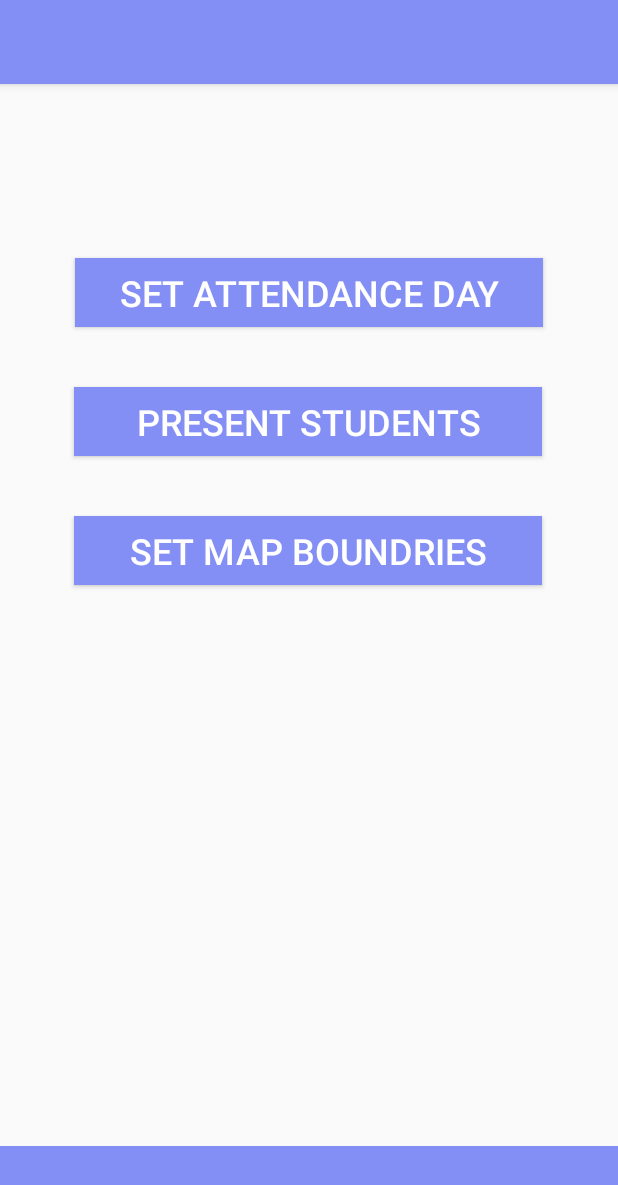
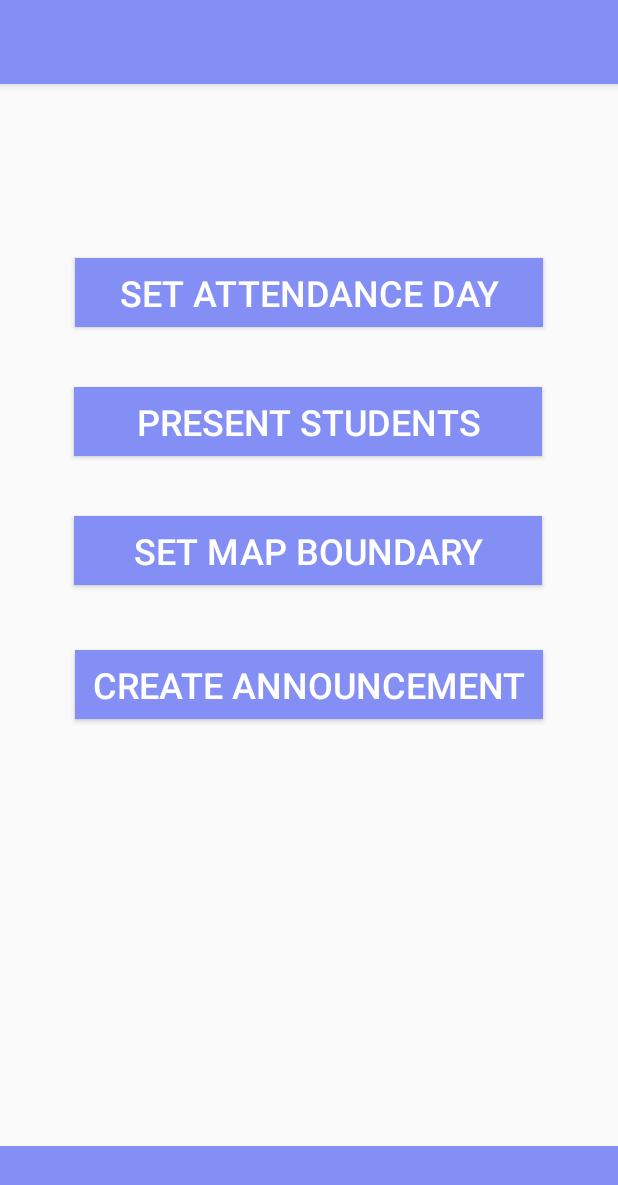
Before and after one commit to ksuhr1/CMPS115-Etendence, an Android app: the DayView screen opened directly, with no data from a screen before it, on a phone screen of 412 x 824 dp. Shown: the top 1185 px of the screen. Run offline under Robolectric (Android 15) with nearby library versions, the phone set to English and light mode, and no system bars; 2 statements that could not run were skipped.

Commit message:
Completed professor's ability to create an announcement.

```diff
--- a/app/build.gradle
+++ b/app/build.gradle
@@ -50,4 +50,5 @@ dependencies {
 
 
 
+
 apply plugin: 'com.google.gms.google-services'
--- a/app/src/main/java/ucsc/ettendance/DayView.java
+++ b/app/src/main/java/ucsc/ettendance/DayView.java
@@ -65,5 +65,18 @@ public class DayView extends AppCompatActivity {
             }
         });
 
+        //ANNOUCEMENT BUTTON
+        Button announceButton = findViewById(R.id.announceButton);
+        announceButton.setOnClickListener(new View.OnClickListener()
+        {
+            @Override
+            public void onClick(View view)
+            {
+                Intent intent = new Intent(DayView.this, pSetAnnouncement.class);
+                intent.putExtra("day", day);
+                intent.putExtra("classCode", classCode);
+                startActivity(intent);
+            }
+        });
     }
 }
--- a/app/src/main/res/layout/activity_day_view.xml
+++ b/app/src/main/res/layout/activity_day_view.xml
@@ -67,6 +67,27 @@
         app:layout_constraintVertical_bias="0.275" />
 
     <Button
+        android:id="@+id/announceButton"
+        android:layout_width="312dp"
+        android:layout_height="46dp"
+        android:layout_alignParentLeft="true"
+        android:layout_alignParentStart="true"
+        android:layout_alignParentTop="true"
+        android:layout_marginBottom="8dp"
+        android:layout_marginTop="8dp"
+        android:background="@drawable/bluebuttonback"
+        android:text="Create Announcement"
+        android:textColor="@android:color/white"
+        android:textSize="24sp"
+        app:layout_constraintBottom_toBottomOf="parent"
+        app:layout_constraintEnd_toEndOf="parent"
+        app:layout_constraintLeft_toLeftOf="parent"
+        app:layout_constraintRight_toRightOf="parent"
+        app:layout_constraintStart_toStartOf="parent"
+        app:layout_constraintTop_toTopOf="parent"
+        app:layout_constraintVertical_bias="0.523" />
+
+    <Button
         android:id="@+id/mapButton"
         android:layout_width="312dp"
         android:layout_height="46dp"
@@ -78,7 +99,7 @@
         android:layout_marginStart="8dp"
         android:layout_marginTop="8dp"
         android:background="@drawable/bluebuttonback"
-        android:text="Set Map Boundries"
+        android:text="Set Map Boundary"
         android:textColor="@android:color/white"
         android:textSize="24sp"
         app:layout_constraintBottom_toBottomOf="parent"
```
Also changed, not shown: app/src/main/AndroidManifest.xml (+4 -3 lines), app/src/main/java/ucsc/ettendance/pSetAnnouncement.java (added, +70 -0 lines), app/src/main/res/layout/activity_p_set_announcement.xml (added, +111 -0 lines).
